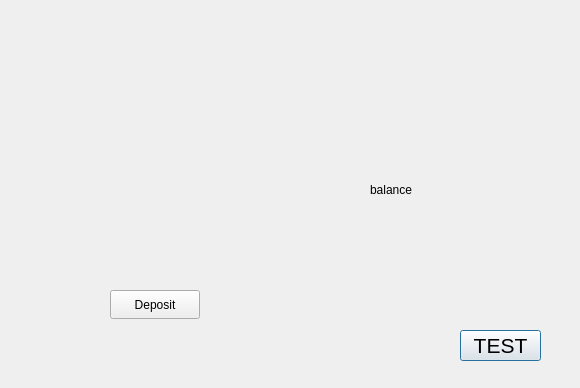
The window that bank-automat/gui/accountview.ui (25kmo-project/group_11) describes before a commit, drawn with Qt 5.
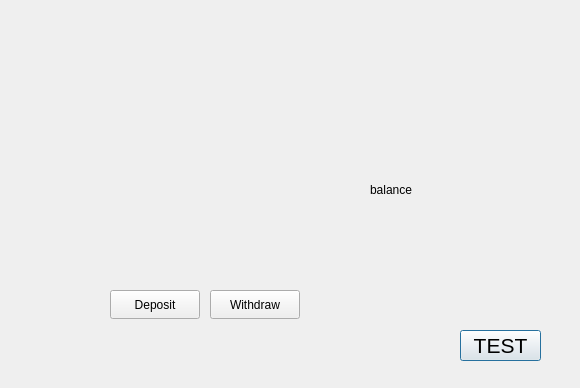
The same window after the commit.

Commit message: Päivitetty accountview luokan nimi -> AccountView

```diff
--- a/bank-automat/gui/accountview.ui
+++ b/bank-automat/gui/accountview.ui
@@ -83,6 +83,19 @@
     <string/>
    </property>
   </widget>
+  <widget class="QPushButton" name="btnWithdraw">
+   <property name="geometry">
+    <rect>
+     <x>210</x>
+     <y>290</y>
+     <width>90</width>
+     <height>29</height>
+    </rect>
+   </property>
+   <property name="text">
+    <string>Withdraw</string>
+   </property>
+  </widget>
  </widget>
  <resources/>
  <connections/>
```
Left out of the diff: 4 changed lines with no effect on the pictures. The commit also changes 4 other files.
